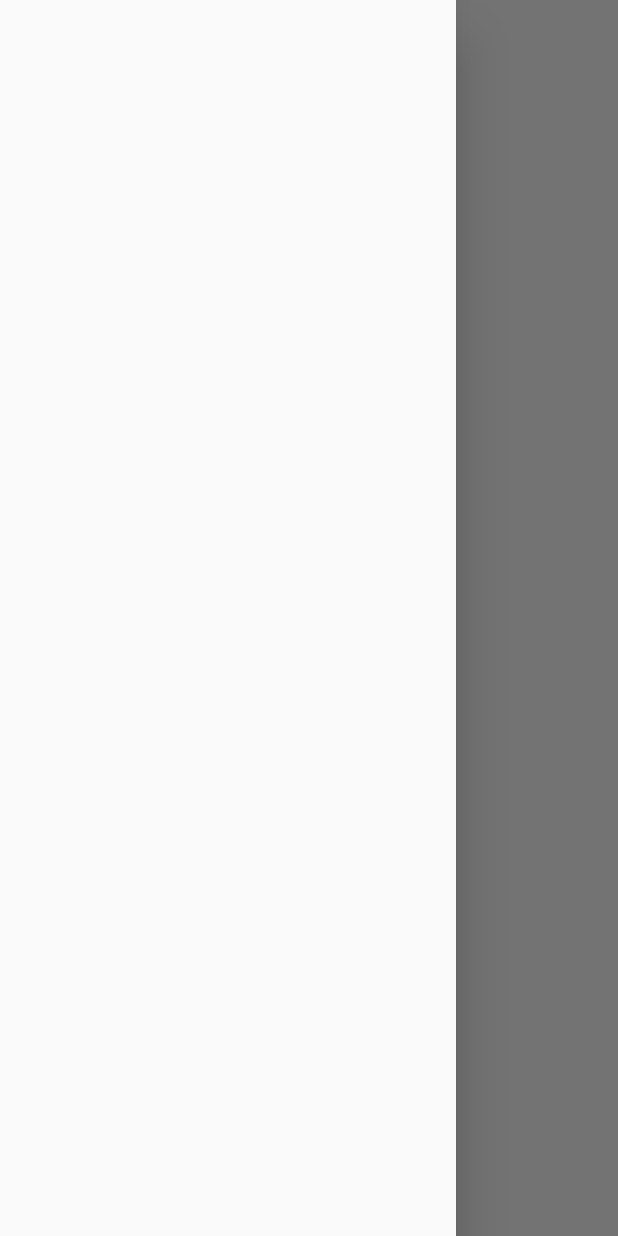
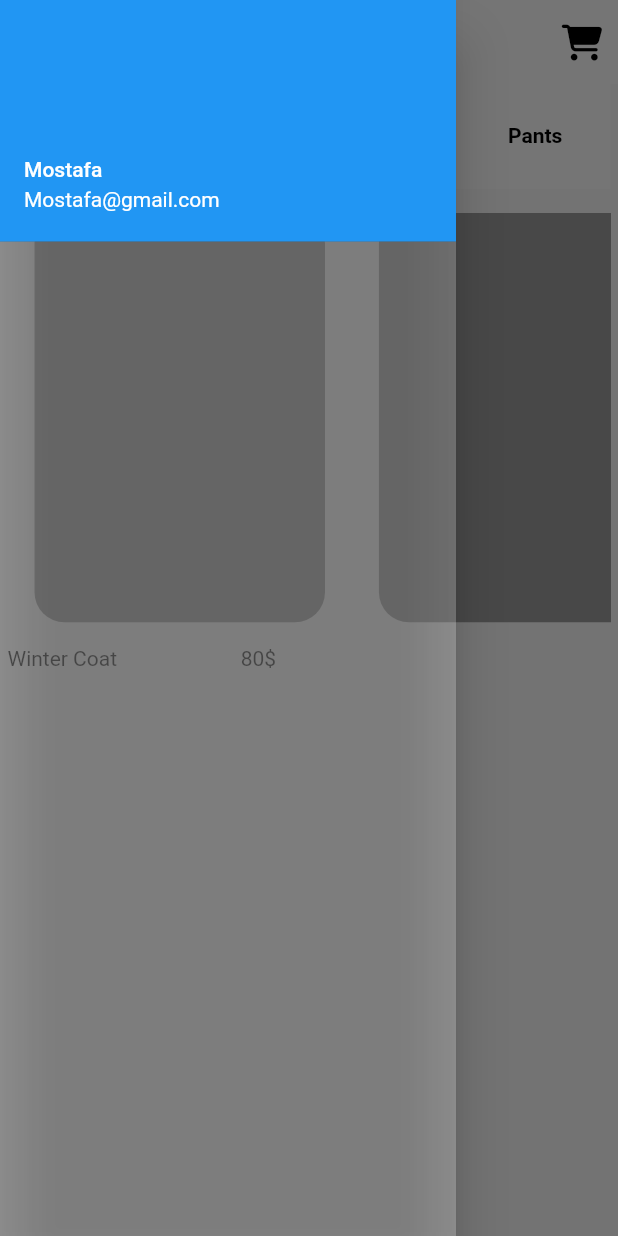
Before and after one commit to mostafa1255/StoreApp_withGoogleAuth, a Flutter app: the HomeScreen screen opened directly, with the side drawer open, on a phone screen of 412 x 824 dp. Run offline on Flutter 3.47's test engine with Material 2 defaults, Android fonts, the phone set to English and light mode, and no system bars; our stand-ins replace animated_splash_screen, bloc, firebase_auth, firebase_core, flutter_bloc, flutter_spinkit and 4 more; missing offline and left inert: flutter_facebook_auth; accounts and stored records are empty.

Commit message:
create Tab bar category

```diff
--- a/lib/Feuture/Home/views/home_screen.dart
+++ b/lib/Feuture/Home/views/home_screen.dart
@@ -1,5 +1,5 @@
 import 'package:flutter/material.dart';
-import 'package:flutter/widgets.dart';
+import 'package:font_awesome_flutter/font_awesome_flutter.dart';
 import 'package:store_app/Feuture/Home/views/widgets/HomeScreenbody.dart';
 
 class HomeScreen extends StatelessWidget {
@@ -8,7 +8,40 @@ class HomeScreen extends StatelessWidget {
   @override
   Widget build(BuildContext context) {
     return Scaffold(
-      drawer: Drawer(),
+      appBar: AppBar(
+        actions: [
+          IconButton(
+              onPressed: () {},
+              icon: const FaIcon(
+                FontAwesomeIcons.cartShopping,
+                color: Colors.black,
+              ))
+        ],
+        backgroundColor: Colors.white,
+        elevation: 0,
+        leading: Builder(
+          builder: (context) => InkWell(
+            onTap: () {
+              Scaffold.of(context).openDrawer();
+            },
+            child: const Icon(
+              Icons.menu,
+              color: Colors.black,
+              size: 30.0,
+            ),
+          ),
+        ),
+      ),
+      drawer: const Drawer(
+          backgroundColor: Colors.white24,
+          child: Column(
+            mainAxisAlignment: MainAxisAlignment.start,
+            children: [
+              UserAccountsDrawerHeader(
+                  accountName: Text("Mostafa"),
+                  accountEmail: Text("Mostafa@gmail.com"))
+            ],
+          )),
       body: HomeScreenbody(),
     );
   }
--- a/lib/Feuture/Home/views/widgets/HomeScreenbody.dart
+++ b/lib/Feuture/Home/views/widgets/HomeScreenbody.dart
@@ -1,10 +1,35 @@
-import 'package:flutter/widgets.dart';
+import 'package:flutter/material.dart';
+
+import 'customItemListview.dart';
+import 'customTabBarCategory.dart';
 
 class HomeScreenbody extends StatelessWidget {
   const HomeScreenbody({super.key});
 
   @override
   Widget build(BuildContext context) {
-    return Container();
+    var device = MediaQuery.of(context).size;
+    return Padding(
+      padding: const EdgeInsets.symmetric(horizontal: 5),
+      child: Column(
+        crossAxisAlignment: CrossAxisAlignment.start,
+        children: [
+           customTabBarCategory(),
+          customItemListview(
+            deviceW: device.width * 0.47,
+            deviceH: device.height * 0.37,
+          ),
+          Row(
+            children: [
+              Text("Winter Coat"),
+              SizedBox(
+                width: device.width * 0.2,
+              ),
+              Text("80\$")
+            ],
+          )
+        ],
+      ),
+    );
   }
 }
--- /dev/null
+++ b/lib/Feuture/Home/views/widgets/customItemListview.dart
@@ -0,0 +1,44 @@
+import 'package:flutter/material.dart';
+
+class customItemListview extends StatelessWidget {
+  const customItemListview({
+    super.key,
+    required this.deviceH,
+    required this.deviceW,
+  });
+
+  final double deviceH;
+  final double deviceW;
+
+  @override
+  Widget build(BuildContext context) {
+    return Row(
+      children: [
+        Expanded(
+          child: SizedBox(
+            width: deviceW,
+            height: deviceH,
+            child: ListView.builder(
+              scrollDirection: Axis.horizontal,
+              itemCount: 2,
+              physics: const BouncingScrollPhysics(),
+              itemBuilder: (context, index) {
+                return Padding(
+                  padding:
+                      const EdgeInsets.symmetric(horizontal: 18, vertical: 16),
+                  child: Container(
+                    width: deviceW,
+                    height: deviceH,
+                    decoration: BoxDecoration(
+                        color: Colors.grey,
+                        borderRadius: BorderRadius.circular(20)),
+                  ),
+                );
+              },
+            ),
+          ),
+        ),
+      ],
+    );
+  }
+}
--- /dev/null
+++ b/lib/Feuture/Home/views/widgets/customTabBarCategory.dart
@@ -0,0 +1,101 @@
+import 'package:flutter/material.dart';
+
+class customTabBarCategory extends StatelessWidget {
+  const customTabBarCategory({
+    super.key,
+  });
+
+  @override
+  Widget build(BuildContext context) {
+    return DefaultTabController(
+        length: 4,
+        child: Column(
+          children: [
+            Material(
+              child: Container(
+                height: 70,
+                color: Colors.white,
+                child: TabBar(
+                  physics: const ClampingScrollPhysics(),
+                  padding: const EdgeInsets.only(top: 10, bottom: 10),
+                  indicatorSize: TabBarIndicatorSize.label,
+                  indicator: BoxDecoration(
+                      borderRadius: BorderRadius.circular(25),
+                      color: const Color(0xffF8D9E0)),
+                  tabs: [
+                    Tab(
+                      child: Container(
+                        height: 50,
+                        decoration: BoxDecoration(
+                            borderRadius: BorderRadius.circular(30),
+                            border: Border.all(color: Colors.white, width: 0)),
+                        child: const Align(
+                          alignment: Alignment.center,
+                          child: Text(
+                            "Coats",
+                            style: TextStyle(
+                                color: Colors.black,
+                                fontWeight: FontWeight.bold),
+                          ),
+                        ),
+                      ),
+                    ),
+                    Tab(
+                      child: Container(
+                        height: 50,
+                        decoration: BoxDecoration(
+                            borderRadius: BorderRadius.circular(30),
+                            border: Border.all(color: Colors.white, width: 0)),
+                        child: const Align(
+                          alignment: Alignment.center,
+                          child: Text(
+                            "Dresses",
+                            style: TextStyle(
+                                color: Colors.black,
+                                fontWeight: FontWeight.bold),
+                          ),
+                        ),
+                      ),
+                    ),
+                    Tab(
+                      child: Container(
+                        height: 50,
+                        decoration: BoxDecoration(
+                            borderRadius: BorderRadius.circular(30),
+                            border: Border.all(color: Colors.white, width: 0)),
+                        child: const Align(
+                          alignment: Alignment.center,
+                          child: Text(
+                            "Jersy",
+                            style: TextStyle(
+                                color: Colors.black,
+                                fontWeight: FontWeight.bold),
+                          ),
+                        ),
+                      ),
+                    ),
+                    Tab(
+                      child: Container(
+                        height: 50,
+                        decoration: BoxDecoration(
+                            borderRadius: BorderRadius.circular(30),
+                            border: Border.all(color: Colors.white, width: 0)),
+                        child: const Align(
+                          alignment: Alignment.center,
+                          child: Text(
+                            "Pants",
+                            style: TextStyle(
+                                color: Colors.black,
+                                fontWeight: FontWeight.bold),
+                          ),
+                        ),
+                      ),
+                    )
+                  ],
+                ),
+              ),
+            ),
+          ],
+        ));
+  }
+}
--- a/lib/main.dart
+++ b/lib/main.dart
@@ -29,7 +29,7 @@ class MyApp extends StatelessWidget {
     return GetMaterialApp(
         debugShowCheckedModeBanner: false,
         home:
-            HomeScreen() //constant.userid == null ? RegisterScreen() : LoginScreen(),
+            LoginScreen() //constant.userid == null ? RegisterScreen() : LoginScreen(),
         );
   }
 }
--- a/pubspec.yaml
+++ b/pubspec.yaml
@@ -38,6 +38,7 @@ dependencies:
   flutter_bloc: ^8.1.3
   flutter_facebook_auth: ^6.0.0
   flutter_spinkit: ^5.2.0
+  font_awesome_flutter: ^10.5.0
   get: ^4.6.5
   google_sign_in: ^6.1.4
   shared_preferences: ^2.2.0
```
Also changed, not shown: pubspec.lock.
